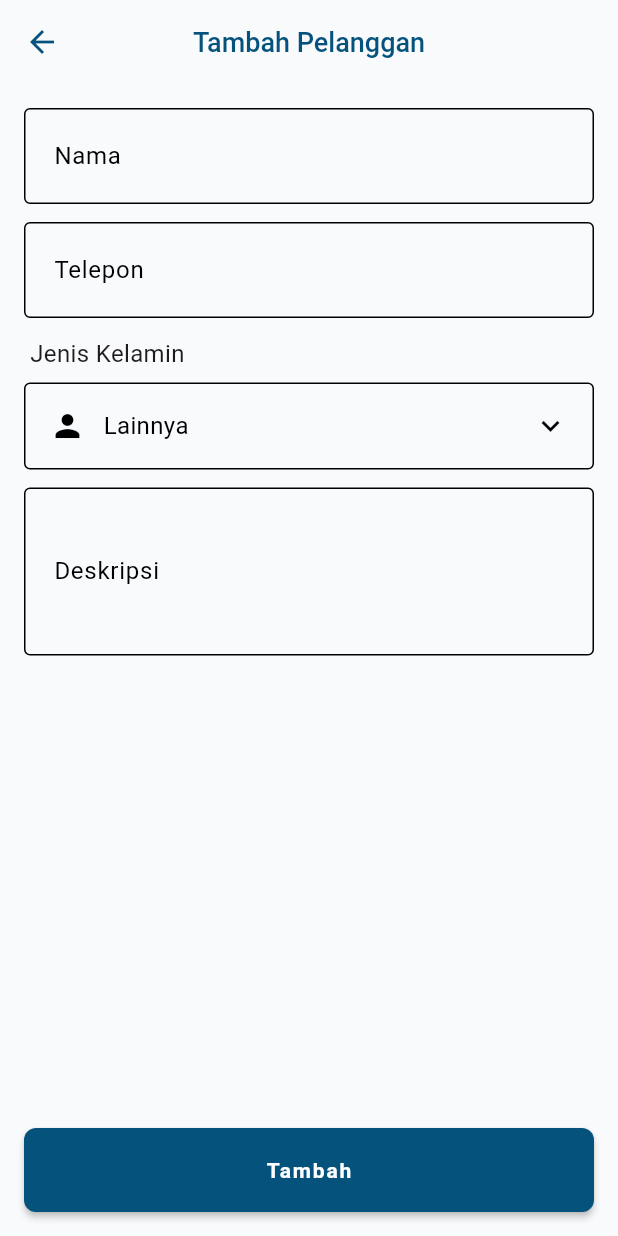
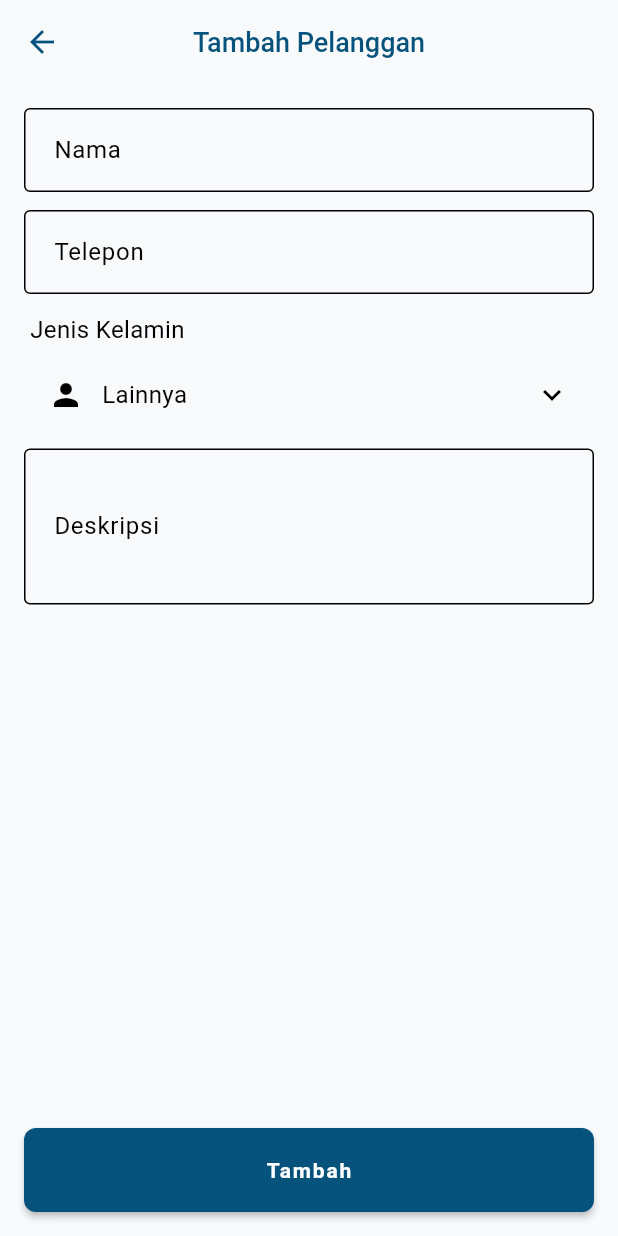
Before and after one commit to abuamar142/mobile-londri, a Flutter app: the ManageCustomerScreen screen opened by its route, on a phone screen of 412 x 824 dp. Run offline on Flutter 3.47's test engine with Material 3 defaults, Android fonts, the phone set to English and light mode, and no system bars; our stand-ins replace equatable, flutter_bloc, flutter_dotenv, flutter_timezone, flutter_typeahead, fpdart and 8 more; accounts and stored records are empty; generated files the repository leaves out were written again; Roboto replaces fonts that are missing (Gabarito).

Commit message:
[DEVELOPMENT] : Adjust text field size and some colors

```diff
--- a/lib/core/widgets/widget_text_form_field.dart
+++ b/lib/core/widgets/widget_text_form_field.dart
@@ -52,7 +52,7 @@ class WidgetTextFormField extends StatelessWidget {
         hintStyle: AppTextStyle.body1,
         suffixIcon: suffixIcon,
         contentPadding: EdgeInsets.symmetric(
-          vertical: AppSizes.size20,
+          vertical: AppSizes.size16,
           horizontal: AppSizes.size16,
         ),
         border: OutlineInputBorder(),
--- a/lib/features/customer/presentation/screens/manage_customer_screen.dart
+++ b/lib/features/customer/presentation/screens/manage_customer_screen.dart
@@ -258,7 +258,9 @@ class _ManageCustomerScreenState extends State<ManageCustomerScreen> {
             ),
             child: Text(
               appText.gender_label,
-              style: AppTextStyle.body1,
+              style: AppTextStyle.body1.copyWith(
+                color: isFormEnabled ? AppColors.onSecondary : AppColors.gray,
+              ),
             ),
           ),
           _buildGenderSelection(isFormEnabled),
@@ -281,14 +283,8 @@ class _ManageCustomerScreenState extends State<ManageCustomerScreen> {
       child: Container(
         width: double.infinity,
         padding: const EdgeInsets.symmetric(
-          vertical: AppSizes.size16,
+          vertical: AppSizes.size12,
           horizontal: AppSizes.size16,
-        ),
-        decoration: BoxDecoration(
-          border: Border.all(
-            color: AppColors.onSecondary,
-          ),
-          borderRadius: BorderRadius.circular(AppSizes.size4),
         ),
         child: Row(
           children: [
```
